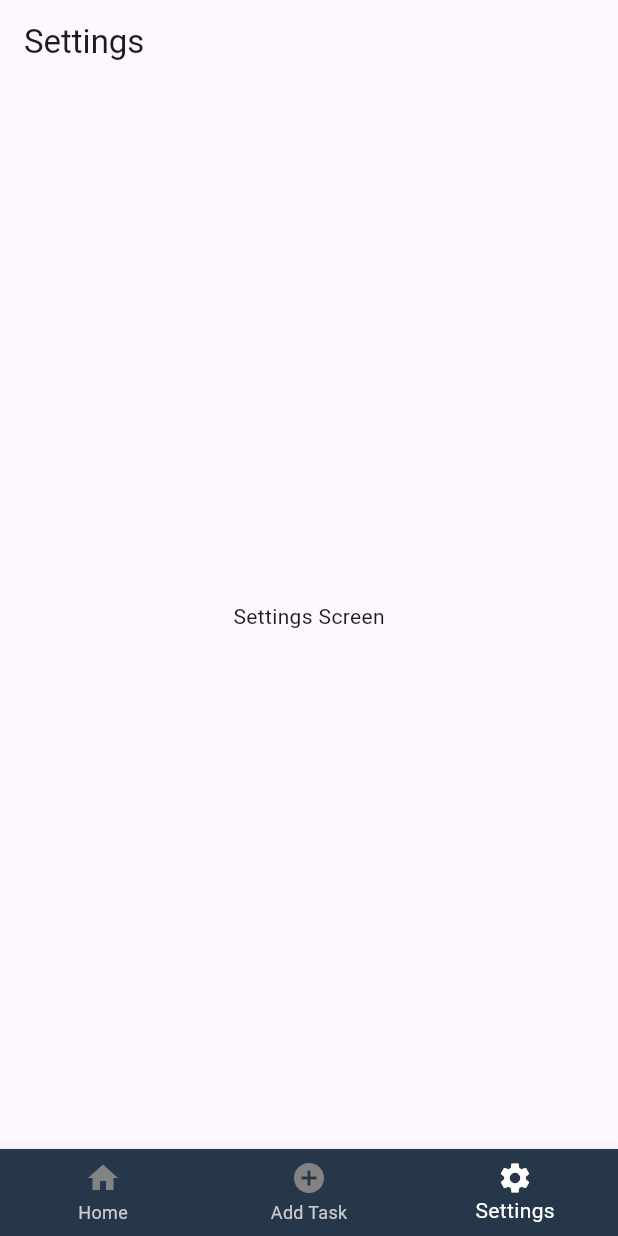
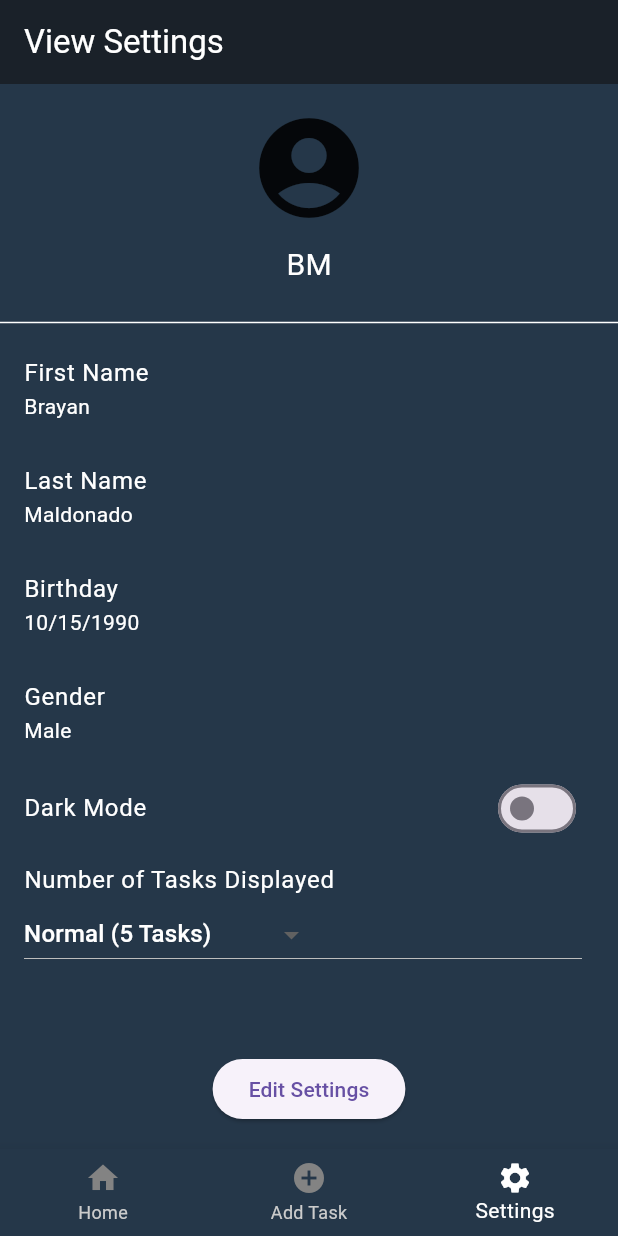
Before and after one commit to CSC-4350-SP2024/Team10, a Flutter app: the screen it shows after launch, item 3 of the bottom bar chosen, on a phone screen of 412 x 824 dp. Run offline on Flutter 3.47's test engine with Material 3 defaults, Android fonts, the phone set to English and light mode, and no system bars; our stand-ins replace cloud_firestore, firebase_core; accounts and stored records are empty.

Commit message:
Settings Pages Created

```diff
--- a/tinytaskapp/lib/settings/settings.dart
+++ b/tinytaskapp/lib/settings/settings.dart
@@ -1,14 +1,116 @@
 import 'package:flutter/material.dart';
+import 'package:tinytaskapp/settings/editSettings.dart';
+import 'package:intl/intl.dart';
 
-class SettingsScreen extends StatelessWidget {
+
+Color fontColor = Color.fromARGB(255, 255, 255, 255);
+Color backgroundColor = Color.fromARGB(255, 26, 33, 41);
+Color settingsBackgroundColor = Color.fromARGB(255, 37, 55, 73);
+
+class SettingsScreen extends StatefulWidget {
+  @override
+  _SettingsScreenState createState() => _SettingsScreenState();
+}
+
+class _SettingsScreenState extends State<SettingsScreen> {
+  bool isDarkModeEnabled = false;
+  String selectedOption = 'Normal (5 Tasks)';
+
+  final String username = "BM";
+  final String firstName = "Brayan";
+  final String lastName = "Maldonado";
+  final DateTime? birthday = DateTime(1990, 10, 15);
+  final String? gender = 'Male';
+
   @override
   Widget build(BuildContext context) {
+    final DateFormat dateFormat = DateFormat('MM/dd/yyyy');
     return Scaffold(
       appBar: AppBar(
-        title: Text('Settings'),
+        title: Text('View Settings', style: TextStyle(color: fontColor)),
+        backgroundColor: backgroundColor, // Applying backgroundColor to the app bar
+        iconTheme: IconThemeData(color: fontColor), // Change back button color here
       ),
-      body: Center(
-        child: Text('Settings Screen'),
+      body: Container(
+        color: settingsBackgroundColor, // Applying settingsBackgroundColor to the body
+        child: Column(
+          crossAxisAlignment: CrossAxisAlignment.stretch,
+          children: [
+            Padding(
+              padding: const EdgeInsets.all(16.0),
+              child: Column(
+                crossAxisAlignment: CrossAxisAlignment.center,
+                children: [
+                  Icon(Icons.account_circle, size: 80),
+                  SizedBox(height: 10),
+                  Text(
+                    username,
+                    style: TextStyle(fontSize: 20, color: fontColor), // Applying fontColor to the username text
+                  ),
+                ],
+              ),
+            ),
+            Divider(color: fontColor), // Applying fontColor to the divider
+            ListTile(
+              title: Text('First Name', style: TextStyle(color: fontColor)), // Applying fontColor to the text
+              subtitle: Text(firstName, style: TextStyle(color: fontColor)), // Applying fontColor to the text
+            ),
+            ListTile(
+              title: Text('Last Name', style: TextStyle(color: fontColor)), // Applying fontColor to the text
+              subtitle: Text(lastName, style: TextStyle(color: fontColor)), // Applying fontColor to the text
+            ),
+            ListTile(
+              title: Text('Birthday', style: TextStyle(color: fontColor)), // Applying fontColor to the text
+              subtitle: Text(birthday != null ? dateFormat.format(birthday!) : 'Empty', style: TextStyle(color: fontColor)),
+            ),
+            ListTile(
+              title: Text('Gender', style: TextStyle(color: fontColor)), // Applying fontColor to the text
+              subtitle: Text(gender ?? 'Empty', style: TextStyle(color: fontColor)), // Applying fontColor to the text
+            ),
+            ListTile(
+              title: Text('Dark Mode', style: TextStyle(color: fontColor)), // Applying fontColor to the text
+              trailing: Switch(
+                value: isDarkModeEnabled,
+                onChanged: (value) {
+                  null;
+                },
+              ),
+            ),
+            ListTile(
+              title: Text('Number of Tasks Displayed', style: TextStyle(color: fontColor)),
+              subtitle: DropdownButton<String>(
+                value: selectedOption,
+                onChanged: (String? newValue) {
+                  setState(() {
+                    selectedOption = newValue!;
+                  });
+                },
+                items: <String>['Low (3 Tasks)', 'Normal (5 Tasks)', 'Overachiever (8 Tasks)']
+                    .map<DropdownMenuItem<String>>((String value) {
+                  return DropdownMenuItem<String>(
+                    value: value,
+                    child: Text(value, style: TextStyle(color: fontColor)),
+                  );
+                }).toList(),
+              ),
+            ),
+            Expanded(
+              child: Align(
+                alignment: Alignment.bottomCenter,
+                child: Padding(
+                  padding: const EdgeInsets.all(16.0),
+                  child: ElevatedButton(
+                    onPressed: () {
+                      // Navigate to edit settings page
+                      Navigator.push(context, MaterialPageRoute(builder: (context) => EditSettingsScreen()));
+                    },
+                    child: Text('Edit Settings'),
+                  ),
+                ),
+              ),
+            ),
+          ],
+        ),
       ),
     );
   }
```
Also changed, not shown: tinytaskapp/lib/settings/editSettings.dart (added, +150 -0 lines).
